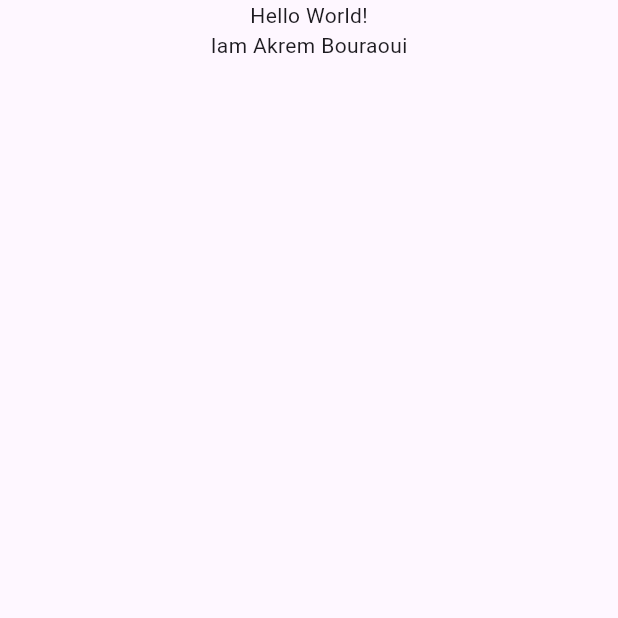
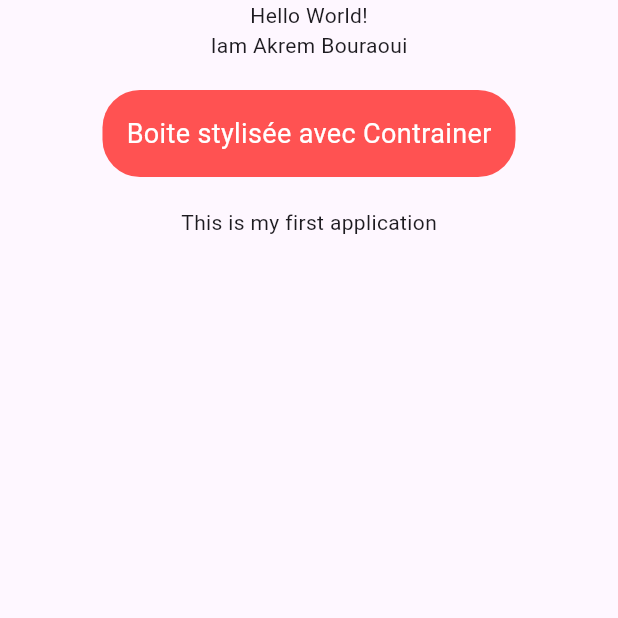
Before and after one commit to AkremBouraoui/flutter_app_widgets_base, a Flutter app: the screen it shows after launch, on a phone screen of 412 x 824 dp, the top half of it. Run offline on Flutter 3.47's test engine with Material 3 defaults, Android fonts, the phone set to English and light mode, and no system bars.

Commit message:
étape 3 : Ajouter un Container stylisé

```diff
--- a/lib/main.dart
+++ b/lib/main.dart
@@ -9,13 +9,26 @@ class MainApp extends StatelessWidget {
 
   @override
   Widget build(BuildContext context) {
-    return const MaterialApp(
+    return  MaterialApp(
       home: Scaffold(
         body: Center(
           child: Column(
             children: [
               Text('Hello World!'),
               Text('Iam Akrem Bouraoui'),
+              Container(
+                margin: EdgeInsets.all(20),
+                padding: EdgeInsets.all(16),
+                decoration: BoxDecoration(
+                  color: Colors.redAccent,
+                  borderRadius: BorderRadius.circular(25),
+                ),
+                child: Text(
+                  'Boite stylisée avec Contrainer',
+                  style: TextStyle(color: Colors.white, fontSize: 18),
+                ),
+              ),
+              Text('This is my first application')
             ],
         ),
       ),
```
